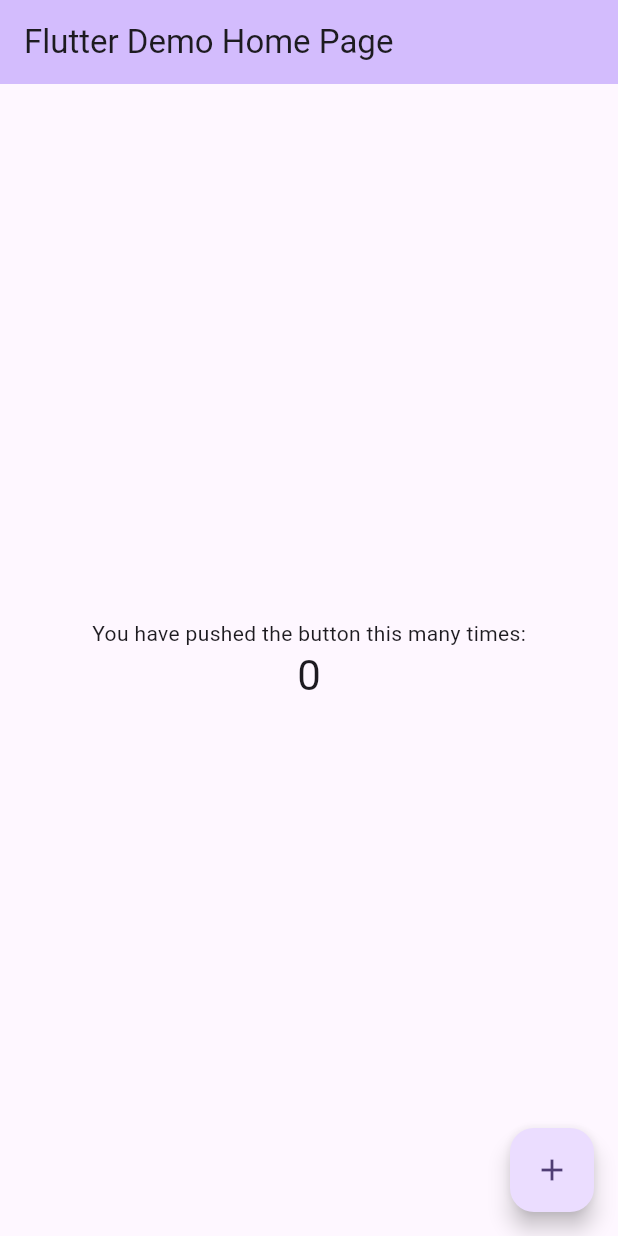
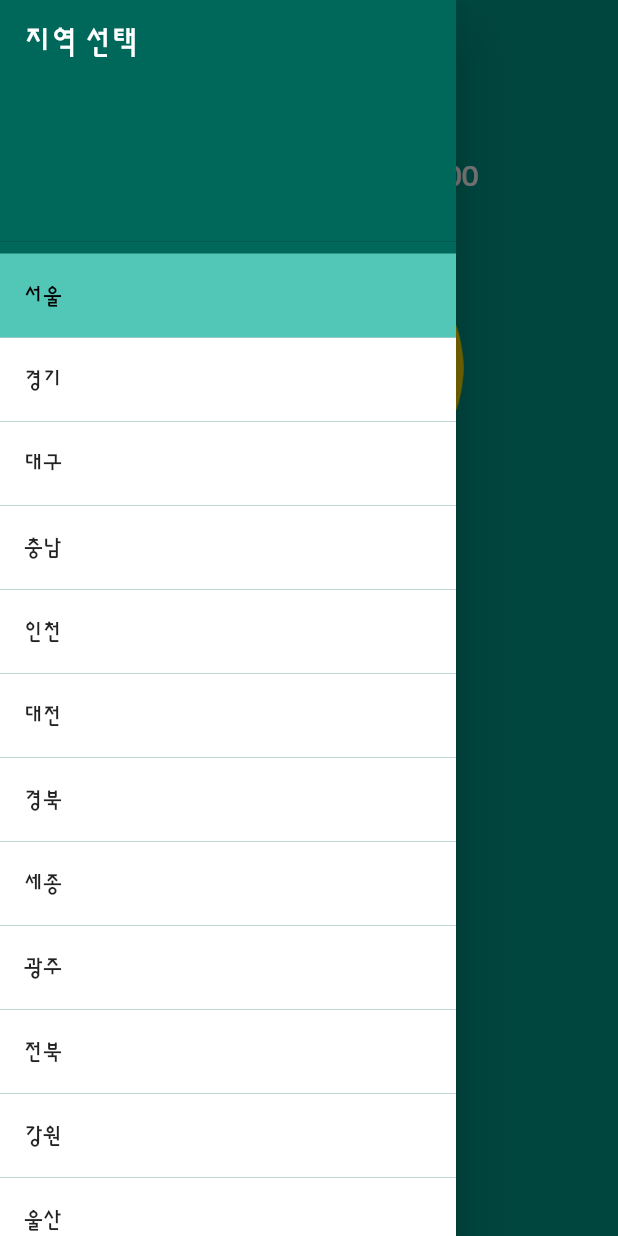
Before and after one commit to DongWooKim97/particulate_matter_app, a Flutter app: the screen it shows after launch, with the side drawer open (before the commit the screen has no drawer), on a phone screen of 412 x 824 dp. Run offline on Flutter 3.47's test engine with Material 2 defaults, Android fonts, the phone set to English and light mode, and no system bars.

Commit message:
feat: make drawer function

```diff
--- /dev/null
+++ b/lib/component/main_drawer.dart
@@ -0,0 +1,59 @@
+import 'package:flutter/material.dart';
+import 'package:particulate_matter_app/constant/colors.dart';
+
+const regions = [
+  '서울',
+  '경기',
+  '대구',
+  '충남',
+  '인천',
+  '대전',
+  '경북',
+  '세종',
+  '광주',
+  '전북',
+  '강원',
+  '울산',
+  '전남',
+  '부산',
+  '제주',
+  '충북',
+  '경남',
+];
+
+class MainDrawer extends StatelessWidget {
+  const MainDrawer({Key? key}) : super(key: key);
+
+  @override
+  Widget build(BuildContext context) {
+    return Drawer(
+      backgroundColor: darkColor,
+      child: ListView(
+        children: [
+          const DrawerHeader(
+            // 타이틀이 들어가는 헤더
+            child: Text(
+              '지역 선택',
+              style: TextStyle(
+                color: Colors.white,
+                fontSize: 20.0,
+              ),
+            ),
+          ),
+          ...regions.map(
+            (e) => ListTile(
+              tileColor: Colors.white,
+              selectedTileColor: lightColor,
+              // 선택된 배경색
+              selectedColor: Colors.black,
+              // 선택된 글자색
+              selected: e == '서울',
+              onTap: () {},
+              title: Text(e),
+            ),
+          ).toList(),
+        ],
+      ), // 위아래로 스크롤이 되어야하기떄문에 ListView()
+    );
+  }
+}
--- /dev/null
+++ b/lib/constant/colors.dart
@@ -0,0 +1,5 @@
+import 'package:flutter/material.dart';
+
+const primaryColor = Color(0xFF009688);
+const darkColor = Color(0xFF00675B);
+const lightColor = Color(0xFF52C7B8);
--- a/lib/main.dart
+++ b/lib/main.dart
@@ -1,125 +1,13 @@
 import 'package:flutter/material.dart';
+import 'package:particulate_matter_app/screen/home_screen.dart';
 
 void main() {
-  runApp(const MyApp());
+  runApp(
+    MaterialApp(
+      theme: ThemeData(
+        fontFamily: 'sunFlower',
+      ),
+      home: HomeScreen(),
+    ),
+  );
 }
-
-class MyApp extends StatelessWidget {
-  const MyApp({super.key});
-
-  // This widget is the root of your application.
-  @override
-  Widget build(BuildContext context) {
-    return MaterialApp(
-      title: 'Flutter Demo',
-      theme: ThemeData(
-        // This is the theme of your application.
-        //
-        // TRY THIS: Try running your application with "flutter run". You'll see
-        // the application has a blue toolbar. Then, without quitting the app,
-        // try changing the seedColor in the colorScheme below to Colors.green
-        // and then invoke "hot reload" (save your changes or press the "hot
-        // reload" button in a Flutter-supported IDE, or press "r" if you used
-        // the command line to start the app).
-        //
-        // Notice that the counter didn't reset back to zero; the application
-        // state is not lost during the reload. To reset the state, use hot
-        // restart instead.
-        //
-        // This works for code too, not just values: Most code changes can be
-        // tested with just a hot reload.
-        colorScheme: ColorScheme.fromSeed(seedColor: Colors.deepPurple),
-        useMaterial3: true,
-      ),
-      home: const MyHomePage(title: 'Flutter Demo Home Page'),
-    );
-  }
-}
-
-class MyHomePage extends StatefulWidget {
-  const MyHomePage({super.key, required this.title});
-
-  // This widget is the home page of your application. It is stateful, meaning
-  // that it has a State object (defined below) that contains fields that affect
-  // how it looks.
-
-  // This class is the configuration for the state. It holds the values (in this
-  // case the title) provided by the parent (in this case the App widget) and
-  // used by the build method of the State. Fields in a Widget subclass are
-  // always marked "final".
-
-  final String title;
-
-  @override
-  State<MyHomePage> createState() => _MyHomePageState();
-}
-
-class _MyHomePageState extends State<MyHomePage> {
-  int _counter = 0;
-
-  void _incrementCounter() {
-    setState(() {
-      // This call to setState tells the Flutter framework that something has
-      // changed in this State, which causes it to rerun the build method below
-      // so that the display can reflect the updated values. If we changed
-      // _counter without calling setState(), then the build method would not be
-      // called again, and so nothing would appear to happen.
-      _counter++;
-    });
-  }
-
-  @override
-  Widget build(BuildContext context) {
-    // This method is rerun every time setState is called, for instance as done
-    // by the _incrementCounter method above.
-    //
-    // The Flutter framework has been optimized to make rerunning build methods
-    // fast, so that you can just rebuild anything that needs updating rather
-    // than having to individually change instances of widgets.
-    return Scaffold(
-      appBar: AppBar(
-        // TRY THIS: Try changing the color here to a specific color (to
-        // Colors.amber, perhaps?) and trigger a hot reload to see the AppBar
-        // change color while the other colors stay the same.
-        backgroundColor: Theme.of(context).colorScheme.inversePrimary,
-        // Here we take the value from the MyHomePage object that was created by
-        // the App.build method, and use it to set our appbar title.
-        title: Text(widget.title),
-      ),
-      body: Center(
-        // Center is a layout widget. It takes a single child and positions it
-        // in the middle of the parent.
-        child: Column(
-          // Column is also a layout widget. It takes a list of children and
-          // arranges them vertically. By default, it sizes itself to fit its
-          // children horizontally, and tries to be as tall as its parent.
-          //
-          // Column has various properties to control how it sizes itself and
-          // how it positions its children. Here we use mainAxisAlignment to
-          // center the children vertically; the main axis here is the vertical
-          // axis because Columns are vertical (the cross axis would be
-          // horizontal).
-          //
-          // TRY THIS: Invoke "debug painting" (choose the "Toggle Debug Paint"
-          // action in the IDE, or press "p" in the console), to see the
-          // wireframe for each widget.
-          mainAxisAlignment: MainAxisAlignment.center,
-          children: <Widget>[
-            const Text(
-              'You have pushed the button this many times:',
-            ),
-            Text(
-              '$_counter',
-              style: Theme.of(context).textTheme.headlineMedium,
-            ),
-          ],
-        ),
-      ),
-      floatingActionButton: FloatingActionButton(
-        onPressed: _incrementCounter,
-        tooltip: 'Increment',
-        child: const Icon(Icons.add),
-      ), // This trailing comma makes auto-formatting nicer for build methods.
-    );
-  }
-}
--- /dev/null
+++ b/lib/screen/home_screen.dart
@@ -0,0 +1,24 @@
+import 'package:flutter/material.dart';
+import 'package:particulate_matter_app/component/main_app_bar.dart';
+import 'package:particulate_matter_app/constant/colors.dart';
+
+import '../component/main_drawer.dart';
+
+class HomeScreen extends StatelessWidget {
+  const HomeScreen({Key? key}) : super(key: key);
+
+  @override
+  Widget build(BuildContext context) {
+    return const Scaffold(
+      backgroundColor: primaryColor,
+      drawer: MainDrawer(),
+      body: SafeArea(
+        child: CustomScrollView(
+          slivers: [
+            MainAppBar(),
+          ],
+        ),
+      ),
+    );
+  }
+}
```
Also changed, not shown: lib/component/main_app_bar.dart (added, +65 -0 lines).
